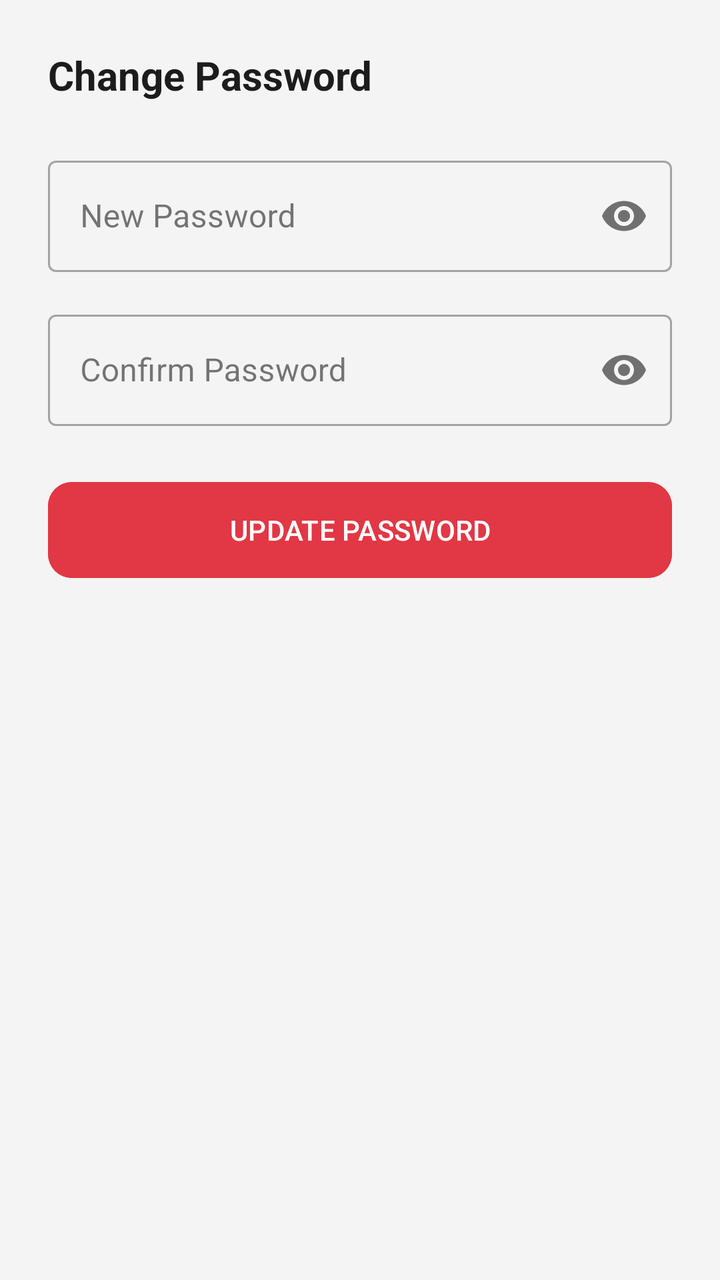
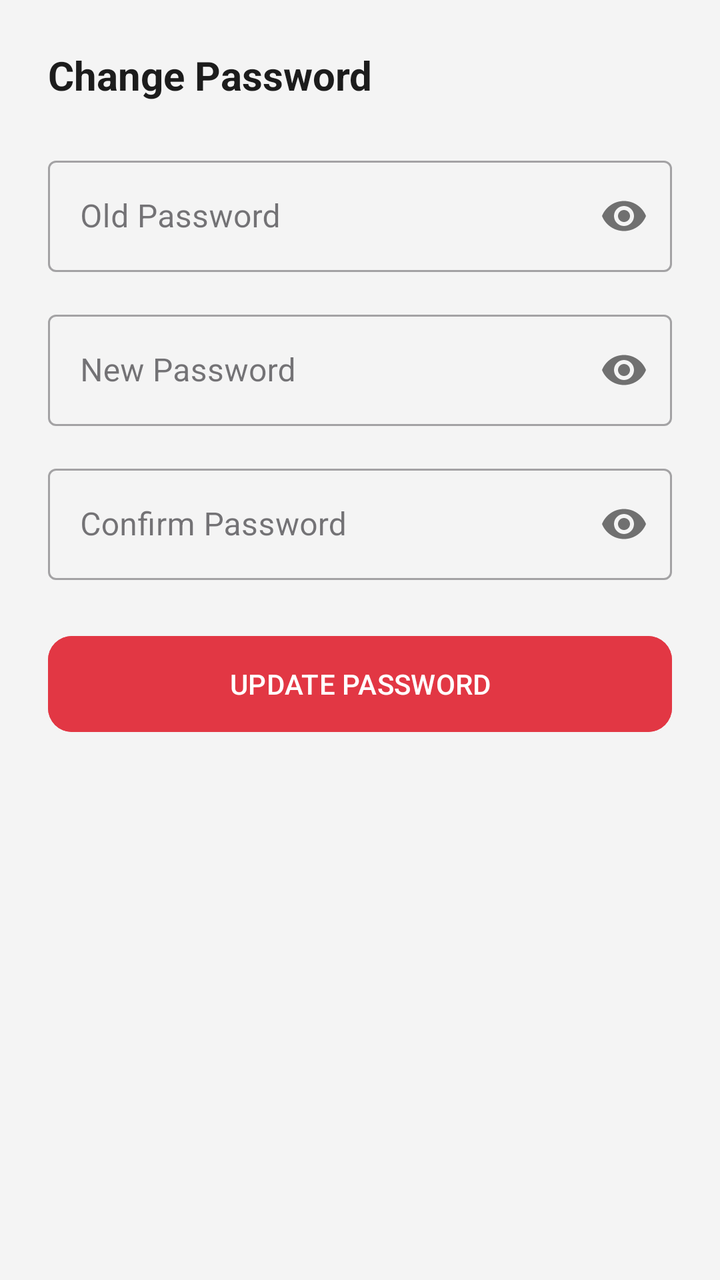

Screens rendered from an Android XML layout before and after an edit, with the pre-edit source and the edit as a unified diff.
<!-- AndroidManifest.xml: application theme AppTheme.NoActionBar -->
<!-- res/layout/dialog_change_password.xml -->
<?xml version="1.0" encoding="utf-8"?>
<LinearLayout xmlns:android="http://schemas.android.com/apk/res/android"
    xmlns:app="http://schemas.android.com/apk/res-auto"
    android:layout_width="match_parent"
    android:layout_height="wrap_content"
    android:orientation="vertical"
    android:padding="24dp">

    <TextView
        android:layout_width="wrap_content"
        android:layout_height="wrap_content"
        android:text="Change Password"
        android:textColor="@color/text_black"
        android:textSize="20sp"
        android:textStyle="bold"
        android:layout_marginBottom="24dp" />

    <com.google.android.material.textfield.TextInputLayout
        style="@style/Widget.MaterialComponents.TextInputLayout.OutlinedBox"
        android:layout_width="match_parent"
        android:layout_height="wrap_content"
        android:hint="New Password"
        app:passwordToggleEnabled="true"
        android:layout_marginBottom="16dp">

        <com.google.android.material.textfield.TextInputEditText
            android:id="@+id/etNewPassword"
            android:layout_width="match_parent"
            android:layout_height="wrap_content"
            android:inputType="textPassword" />
    </com.google.android.material.textfield.TextInputLayout>

    <com.google.android.material.textfield.TextInputLayout
        style="@style/Widget.MaterialComponents.TextInputLayout.OutlinedBox"
        android:layout_width="match_parent"
        android:layout_height="wrap_content"
        android:hint="Confirm Password"
        app:passwordToggleEnabled="true"
        android:layout_marginBottom="24dp">

        <com.google.android.material.textfield.TextInputEditText
            android:id="@+id/etConfirmPassword"
            android:layout_width="match_parent"
            android:layout_height="wrap_content"
            android:inputType="textPassword" />
    </com.google.android.material.textfield.TextInputLayout>

    <com.google.android.material.button.MaterialButton
        android:id="@+id/btnUpdatePassword"
        android:layout_width="match_parent"
        android:layout_height="56dp"
        android:text="UPDATE PASSWORD"
        android:backgroundTint="@color/primary_red"
        android:textColor="@color/white"
        app:cornerRadius="12dp" />

</LinearLayout>
<!-- resources referenced by this layout -->
<resources>
  <color name="primary_red">#E23744</color>
  <color name="text_black">#1C1C1C</color>
  <color name="white">#FFFFFFFF</color>
  <style name="AppTheme.NoActionBar" parent="Theme.Material3.Light.NoActionBar">
          <item name="colorPrimary">@color/primary_red</item>
          <item name="colorPrimaryDark">@color/primary_red_dark</item>
          <item name="colorAccent">@color/primary_red</item>
          <item name="android:windowBackground">@color/bg_light_grey</item>
          <item name="android:statusBarColor">@color/white</item>
          <item name="android:windowLightStatusBar">true</item>
      </style>
  <color name="primary_red_dark">#C12733</color>
  <color name="bg_light_grey">#F4F4F4</color>
</resources>

<!-- the commit's change to res/layout/dialog_change_password.xml (unified diff, before → after) -->
@@ -14,6 +14,21 @@
         android:textSize="20sp"
         android:textStyle="bold"
         android:layout_marginBottom="24dp" />
+
+    <com.google.android.material.textfield.TextInputLayout
+        style="@style/Widget.MaterialComponents.TextInputLayout.OutlinedBox"
+        android:layout_width="match_parent"
+        android:layout_height="wrap_content"
+        android:hint="Old Password"
+        app:passwordToggleEnabled="true"
+        android:layout_marginBottom="16dp">
+
+        <com.google.android.material.textfield.TextInputEditText
+            android:id="@+id/etOldPassword"
+            android:layout_width="match_parent"
+            android:layout_height="wrap_content"
+            android:inputType="textPassword" />
+    </com.google.android.material.textfield.TextInputLayout>
 
     <com.google.android.material.textfield.TextInputLayout
         style="@style/Widget.MaterialComponents.TextInputLayout.OutlinedBox"
